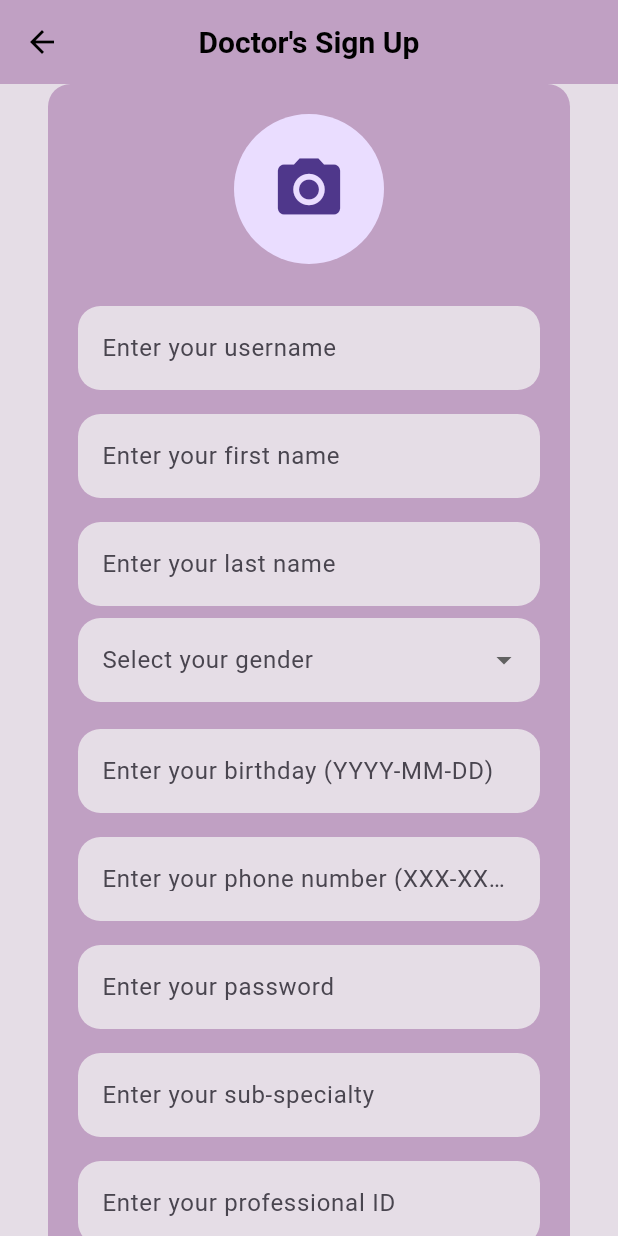
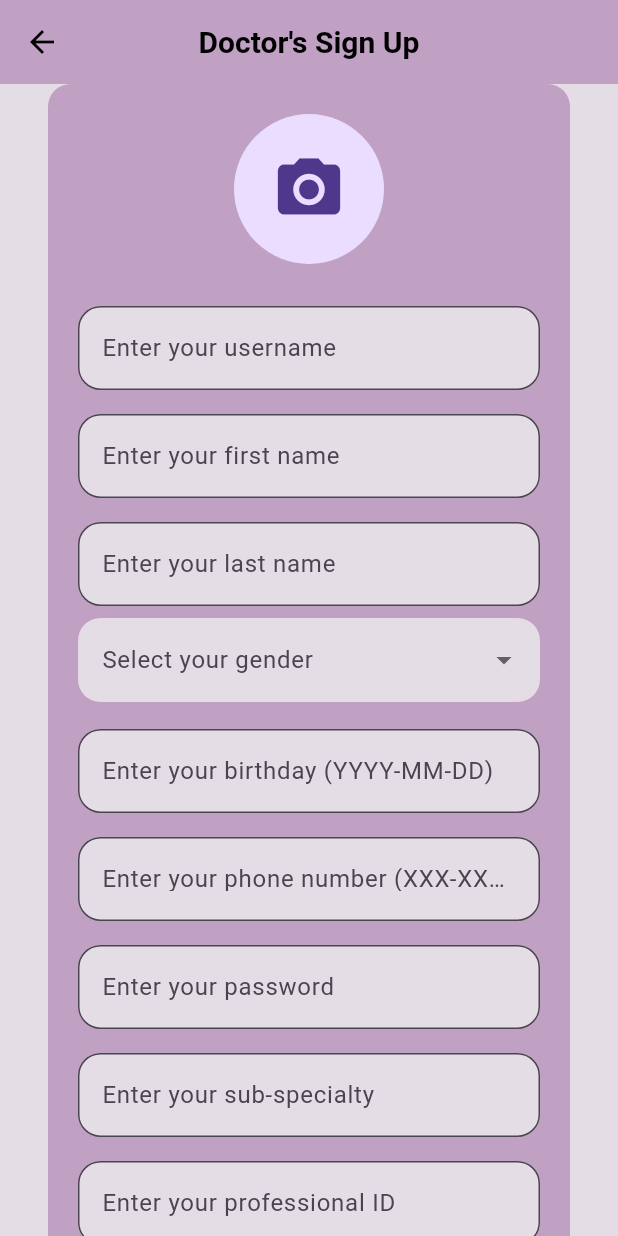
Before and after one commit to Grupo-Diseno-los-hormonales/experimentos_hormonal_care_mobile_frontend-prueba, a Flutter app: the SignUpDoctor screen opened directly, on a phone screen of 412 x 824 dp. Run offline on Flutter 3.47's test engine with Material 3 defaults, Android fonts, the phone set to English and light mode, and no system bars; our stand-ins replace confetti, dio, file_picker, firebase_core, firebase_storage, flutter_spinbox and 3 more; accounts and stored records are empty.

Commit message:
Update sign_up_doctor.dart

```diff
--- a/lib/scr/features/iam/presentation/pages/sign_up_doctor.dart
+++ b/lib/scr/features/iam/presentation/pages/sign_up_doctor.dart
@@ -1,7 +1,6 @@
 import 'dart:convert';
 import 'package:flutter/material.dart';
 import 'package:experimentos_hormonal_care_mobile_frontend/scr/features/iam/domain/services/doctor_signup_service.dart';
-import 'package:experimentos_hormonal_care_mobile_frontend/scr/core/utils/usecases/jwt_storage.dart';
 
 class SignUpDoctor extends StatefulWidget {
   @override
@@ -17,11 +16,14 @@ class _SignUpDoctorState extends State<SignUpDoctor> {
   final TextEditingController _passwordController = TextEditingController();
   final TextEditingController _medicalLicenseNumberController = TextEditingController();
   final TextEditingController _subSpecialtyController = TextEditingController();
-  final TextEditingController _birthdayController = TextEditingController(); // Controlador para la fecha
+  final TextEditingController _birthdayController = TextEditingController();
+  final FocusNode _phoneFocusNode = FocusNode();
+  final FocusNode _birthdayFocusNode = FocusNode();
+  final FocusNode _professionalIdFocusNode = FocusNode();
   String _image = '';
   String? _gender;
 
-    void _submit() async {
+  void _submit() async {
     if (_formKey.currentState!.validate()) {
       try {
         final imageUrl = _image.isNotEmpty
@@ -52,6 +54,7 @@ class _SignUpDoctorState extends State<SignUpDoctor> {
       }
     }
   }
+
   String? _validateDate(String? value) {
     if (value == null || value.isEmpty) {
       return 'Please enter your birthday';
@@ -61,11 +64,64 @@ class _SignUpDoctorState extends State<SignUpDoctor> {
       return 'Invalid date format. Use YYYY-MM-DD';
     }
     try {
-      DateTime.parse(value); // Verifica si la fecha es válida
+      DateTime.parse(value);
     } catch (_) {
       return 'Invalid date';
     }
     return null;
+  }
+
+  String? _validatePhoneNumber(String? value) {
+    if (value == null || value.isEmpty) {
+      return 'Please enter your phone number';
+    }
+    final phoneRegex = RegExp(r'^\d{3}-\d{3}-\d{4}$');
+    if (!phoneRegex.hasMatch(value)) {
+      return 'Invalid phone number format. Use XXX-XXX-XXXX';
+    }
+    return null;
+  }
+
+  String? _validateNumber(String? value, String fieldName) {
+    if (value == null || value.isEmpty) {
+      return 'Please enter your $fieldName';
+    }
+    if (int.tryParse(value) == null) {
+      return '$fieldName must be a number';
+    }
+    return null;
+  }
+
+  Widget _buildTextField(
+    TextEditingController controller,
+    String label, {
+    bool obscureText = false,
+    String? Function(String?)? validator,
+    void Function(String)? onChanged,
+    FocusNode? focusNode,
+    TextInputType keyboardType = TextInputType.text,
+  }) {
+    return Padding(
+      padding: const EdgeInsets.symmetric(vertical: 8.0),
+      child: TextFormField(
+        controller: controller,
+        focusNode: focusNode,
+        decoration: InputDecoration(
+          labelText: label,
+          filled: true,
+          fillColor: const Color(0xFFE5DDE6),
+          border: OutlineInputBorder(
+            borderRadius: BorderRadius.circular(15),
+            borderSide: const BorderSide(color: Colors.red),
+          ),
+          errorStyle: const TextStyle(color: Colors.red, fontSize: 12),
+        ),
+        obscureText: obscureText,
+        keyboardType: keyboardType,
+        validator: validator,
+        onChanged: onChanged,
+      ),
+    );
   }
 
   @override
@@ -151,34 +207,33 @@ class _SignUpDoctorState extends State<SignUpDoctor> {
                       _birthdayController,
                       'Enter your birthday (YYYY-MM-DD)',
                       validator: _validateDate,
+                      onChanged: (value) {
+                        setState(() {});
+                      },
+                      focusNode: _birthdayFocusNode,
+                      keyboardType: TextInputType.datetime,
                     ),
                     _buildTextField(
                       _phoneNumberController,
                       'Enter your phone number (XXX-XXX-XXXX)',
-                      validator: (value) {
-                        final phoneRegex = RegExp(r'^\d{3}-\d{3}-\d{4}$');
-                        if (value == null || value.isEmpty) {
-                          return 'Please enter your phone number';
-                        } else if (!phoneRegex.hasMatch(value)) {
-                          return 'Invalid phone number format';
-                        }
-                        return null;
+                      validator: _validatePhoneNumber,
+                      onChanged: (value) {
+                        setState(() {});
                       },
+                      focusNode: _phoneFocusNode,
+                      keyboardType: TextInputType.phone,
                     ),
                     _buildTextField(_passwordController, 'Enter your password', obscureText: true),
                     _buildTextField(_subSpecialtyController, 'Enter your sub-specialty'),
                     _buildTextField(
                       _medicalLicenseNumberController,
                       'Enter your professional ID',
-                      validator: (value) {
-                        if (value == null || value.isEmpty) {
-                          return 'Please enter your professional ID';
-                        }
-                        if (int.tryParse(value) == null) {
-                          return 'Professional ID must be a number';
-                        }
-                        return null;
+                      validator: (value) => _validateNumber(value, 'Professional ID'),
+                      onChanged: (value) {
+                        setState(() {});
                       },
+                      focusNode: _professionalIdFocusNode,
+                      keyboardType: TextInputType.number,
                     ),
                     const SizedBox(height: 20),
                     ElevatedButton(
@@ -207,31 +262,4 @@ class _SignUpDoctorState extends State<SignUpDoctor> {
       ),
     );
   }
-
-  Widget _buildTextField(TextEditingController controller, String label,
-      {bool obscureText = false, String? Function(String?)? validator}) {
-    return Padding(
-      padding: const EdgeInsets.symmetric(vertical: 8.0),
-      child: TextFormField(
-        controller: controller,
-        decoration: InputDecoration(
-          labelText: label,
-          filled: true,
-          fillColor: const Color(0xFFE5DDE6),
-          border: OutlineInputBorder(
-            borderRadius: BorderRadius.circular(15),
-            borderSide: BorderSide.none,
-          ),
-        ),
-        obscureText: obscureText,
-        validator: validator ??
-            (value) {
-              if (value == null || value.isEmpty) {
-                return 'Please enter $label';
-              }
-              return null;
-            },
-      ),
-    );
-  }
 }
```
